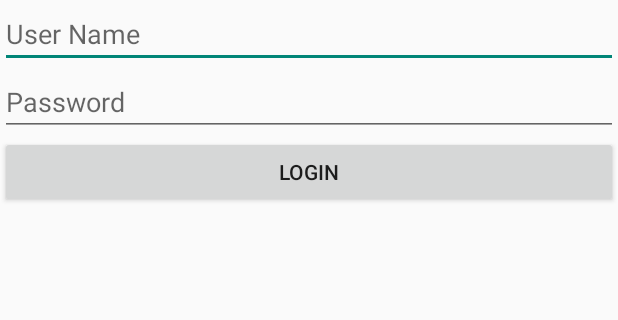
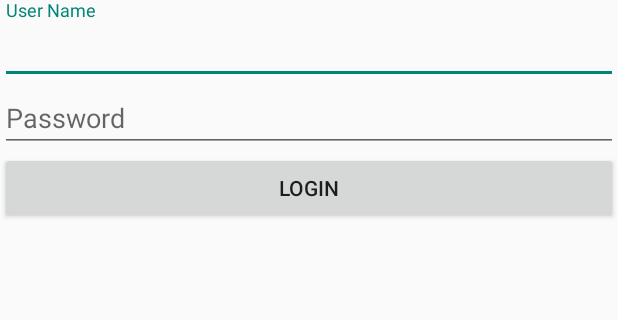
Before and after one commit to sithuphyo88/cms, an Android app: the screen it shows after launch (LoginActivity), on a phone screen of 412 x 824 dp, the part 234-554 px from its top. Run offline under Robolectric (Android 15) with nearby library versions, the phone set to English and light mode, and no system bars.

Commit message:
Change login

```diff
--- a/app/src/main/java/com/ideapro/cms/view/AboutFragment.java
+++ b/app/src/main/java/com/ideapro/cms/view/AboutFragment.java
@@ -10,6 +10,7 @@
 import android.view.LayoutInflater;
 import android.view.View;
 import android.view.ViewGroup;
+import android.widget.EditText;
 import android.widget.ImageButton;
 
 import com.ideapro.cms.R;
--- a/app/src/main/res/layout/activity_login.xml
+++ b/app/src/main/res/layout/activity_login.xml
@@ -21,12 +21,17 @@
                 android:scaleType="fitXY"
                 android:src="@mipmap/ic_logo" />
 
-            <EditText
-                android:id="@+id/txtUserName"
+            <android.support.design.widget.TextInputLayout
+                android:id="@+id/input_layout_password"
                 android:layout_width="match_parent"
-                android:layout_height="wrap_content"
-                android:hint="@string/label_user_name"
-                android:inputType="textPersonName" />
+                android:layout_height="wrap_content">
+                <EditText
+                    android:id="@+id/txtUserName"
+                    android:layout_width="match_parent"
+                    android:layout_height="wrap_content"
+                    android:hint="@string/label_user_name"
+                    android:inputType="textPersonName" />
+            </android.support.design.widget.TextInputLayout>
 
             <EditText
                 android:id="@+id/txtPassword"
--- a/app/src/main/res/layout/fragment_blueprint_list_item.xml
+++ b/app/src/main/res/layout/fragment_blueprint_list_item.xml
@@ -19,7 +19,6 @@
         android:layout_width="wrap_content"
         android:layout_height="wrap_content"
         android:layout_marginLeft="10dp"
-        android:capitalize="words"
         android:textColor="@android:color/black"
         android:textSize="@dimen/list_title_size"
         android:textStyle="bold" />
```
Also changed, not shown: app/build.gradle (+6 -4 lines), 1 other file.
